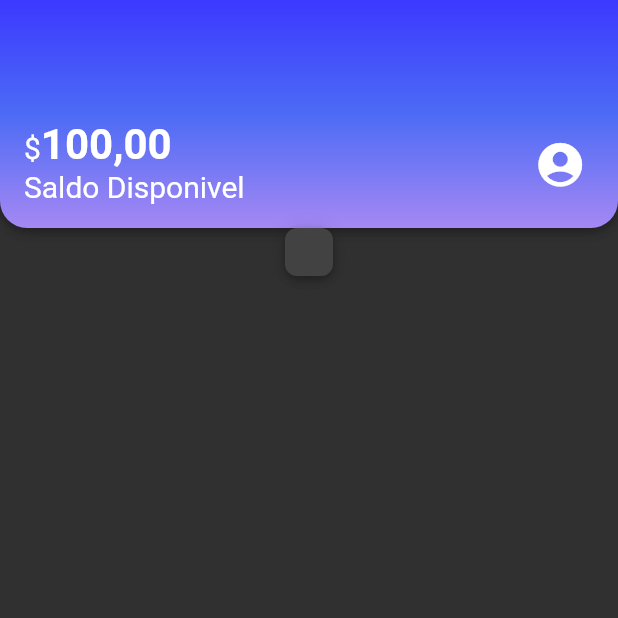
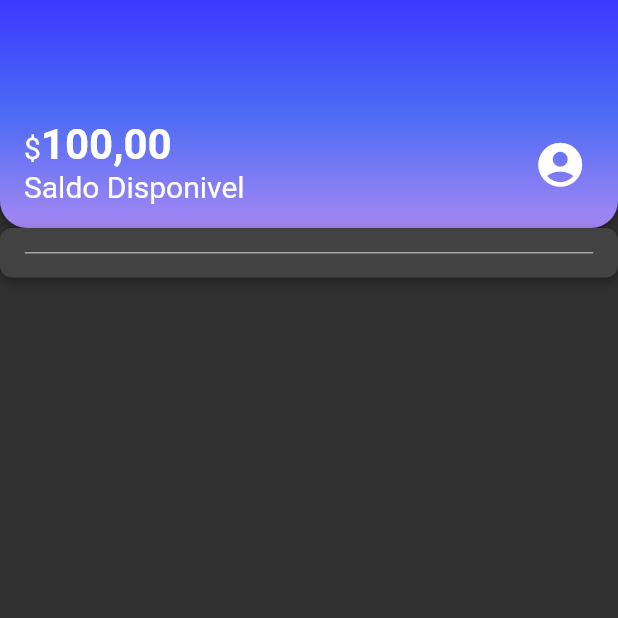
Before and after one commit to bath0ry/mybank_flutter, a Flutter app: the screen it shows after launch, on a phone screen of 412 x 824 dp, the top half of it. Run offline on Flutter 3.47's test engine with Material 2 defaults, Android fonts, the light colour scheme and no system bars.

Commit message:
add a recent activity map in theme colors to dots and widgets/create recent activity widget/create division widget for cards

```diff
--- a/lib/Home/home_page.dart
+++ b/lib/Home/home_page.dart
@@ -1,5 +1,8 @@
 import 'package:alubank_flutter/components/box_home_widget.dart';
+import 'package:alubank_flutter/components/division_widget.dart';
+import 'package:alubank_flutter/components/dot_widget.dart';
 import 'package:alubank_flutter/components/view/header_widget.dart';
+import 'package:alubank_flutter/theme/theme_colors.dart';
 import 'package:flutter/material.dart';
 
 class HomePage extends StatelessWidget {
@@ -13,7 +16,7 @@ class HomePage extends StatelessWidget {
           Header(),
           BoxHome(
               boxComponent: Column(
-            children: [],
+            children: [DivisionWidget()],
           ))
         ],
       ),
--- /dev/null
+++ b/lib/components/division_widget.dart
@@ -0,0 +1,16 @@
+import 'package:alubank_flutter/theme/theme_colors.dart';
+import 'package:flutter/cupertino.dart';
+import 'package:flutter/src/widgets/container.dart';
+import 'package:flutter/src/widgets/framework.dart';
+
+class DivisionWidget extends StatelessWidget {
+  const DivisionWidget({super.key});
+
+  @override
+  Widget build(BuildContext context) {
+    return Container(
+      height: 1,
+      decoration: BoxDecoration(border: Border.all(color: ThemeColors.divison)),
+    );
+  }
+}
--- a/lib/theme/theme_colors.dart
+++ b/lib/theme/theme_colors.dart
@@ -7,4 +7,9 @@ class ThemeColors {
     Color.fromARGB(255, 76, 107, 245),
     Color.fromARGB(255, 165, 136, 243),
   ];
+  static const recentActivity = {
+    'spent': Color.fromRGBO(255, 175, 29, 1),
+    'income': Color.fromRGBO(191, 69, 198, 1)
+  };
+  static const divison = Color.fromRGBO(166, 166, 166, 1);
 }
```
Also changed, not shown: lib/components/dot_widget.dart (added, +18 -0 lines), lib/components/recent_activity_widget.dart (added, +31 -0 lines).
